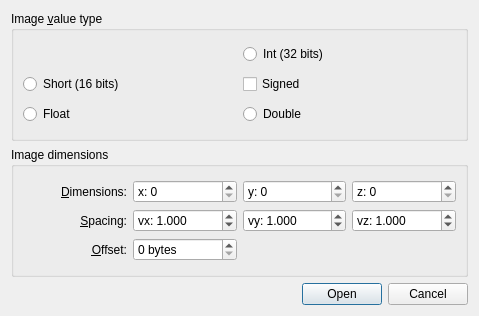
First picture: the form in Surface_mesher/demo/Surface_mesher/qt4-demo/ui/raw_image.ui, repository CGAL/cgal, before the edit.
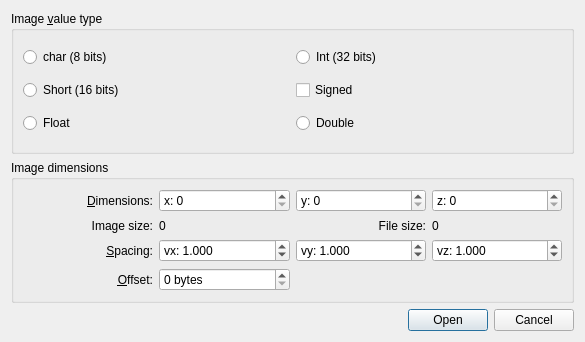
Second picture: the form after the edit.

Commit message: Improvement of the Raw image dialog (now displays the size of the image, as defined by the dialog, and displays also the file size, to compare).

Patch:
```diff
--- a/Surface_mesher/demo/Surface_mesher/qt4-demo/ui/raw_image.ui
+++ b/Surface_mesher/demo/Surface_mesher/qt4-demo/ui/raw_image.ui
@@ -5,8 +5,8 @@
    <rect>
     <x>0</x>
     <y>0</y>
-    <width>479</width>
-    <height>316</height>
+    <width>585</width>
+    <height>342</height>
    </rect>
   </property>
   <property name="windowTitle" >
@@ -54,6 +54,13 @@
         </property>
        </widget>
       </item>
+      <item row="0" column="0" >
+       <widget class="QRadioButton" name="char_bt" >
+        <property name="text" >
+         <string>char (8 bits)</string>
+        </property>
+       </widget>
+      </item>
      </layout>
     </widget>
    </item>
@@ -78,7 +85,7 @@
           </property>
          </widget>
         </item>
-        <item row="1" column="0" >
+        <item row="2" column="0" >
          <widget class="QLabel" name="label_spacing" >
           <property name="text" >
            <string>&amp;Spacing:</string>
@@ -121,7 +128,7 @@
           </property>
          </widget>
         </item>
-        <item row="1" column="1" >
+        <item row="2" column="1" >
          <widget class="QDoubleSpinBox" name="spacing_x" >
           <property name="prefix" >
            <string>vx: </string>
@@ -134,7 +141,7 @@
           </property>
          </widget>
         </item>
-        <item row="1" column="2" >
+        <item row="2" column="2" >
          <widget class="QDoubleSpinBox" name="spacing_y" >
           <property name="prefix" >
            <string>vy: </string>
@@ -147,7 +154,7 @@
           </property>
          </widget>
         </item>
-        <item row="1" column="3" >
+        <item row="2" column="3" >
          <widget class="QDoubleSpinBox" name="spacing_z" >
           <property name="prefix" >
            <string>vz: </string>
@@ -160,7 +167,7 @@
           </property>
          </widget>
         </item>
-        <item row="2" column="0" >
+        <item row="3" column="0" >
          <widget class="QLabel" name="offset_label" >
           <property name="text" >
            <string>&amp;Offset:</string>
@@ -173,7 +180,7 @@
           </property>
          </widget>
         </item>
-        <item row="2" column="1" >
+        <item row="3" column="1" >
          <widget class="QSpinBox" name="offset" >
           <property name="suffix" >
            <string> bytes</string>
@@ -183,6 +190,40 @@
           </property>
          </widget>
         </item>
+        <item row="1" column="0" >
+         <widget class="QLabel" name="imagesize_budy" >
+          <property name="text" >
+           <string>Image size:</string>
+          </property>
+          <property name="alignment" >
+           <set>Qt::AlignRight|Qt::AlignTrailing|Qt::AlignVCenter</set>
+          </property>
+         </widget>
+        </item>
+        <item row="1" column="1" >
+         <widget class="QLabel" name="label_image_size" >
+          <property name="text" >
+           <string>0</string>
+          </property>
+         </widget>
+        </item>
+        <item row="1" column="2" >
+         <widget class="QLabel" name="filesize_budy" >
+          <property name="text" >
+           <string>File size:</string>
+          </property>
+          <property name="alignment" >
+           <set>Qt::AlignRight|Qt::AlignTrailing|Qt::AlignVCenter</set>
+          </property>
+         </widget>
+        </item>
+        <item row="1" column="3" >
+         <widget class="QLabel" name="label_file_size" >
+          <property name="text" >
+           <string>0</string>
+          </property>
+         </widget>
+        </item>
        </layout>
       </item>
      </layout>
```
Left out of the diff: 153 changed lines with no effect on the pictures. The commit also changes 4 other files.
